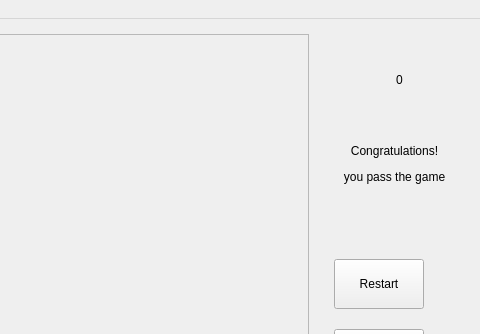
This is mainwindow.ui in huang-me/Sokoban as Qt 5 draws it before an edit; both pictures show x 186 to 666 and y 0 to 334 of the 666 by 608 pixel window. The edited form follows.
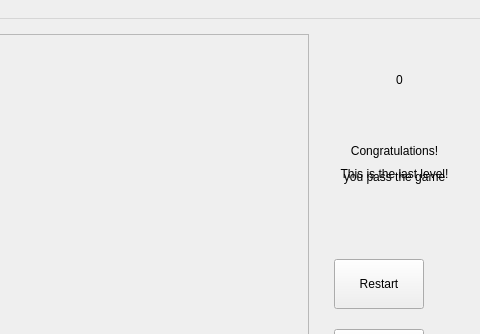
This is the edited form.

Commit message: done basic func and 3 feature

What changed in the file:
```diff
--- a/mainwindow.ui
+++ b/mainwindow.ui
@@ -829,10 +829,27 @@
      <set>Qt::AlignCenter</set>
     </property>
    </widget>
+   <widget class="QLabel" name="noNext">
+    <property name="geometry">
+     <rect>
+      <x>510</x>
+      <y>120</y>
+      <width>141</width>
+      <height>71</height>
+     </rect>
+    </property>
+    <property name="text">
+     <string>&lt;html&gt;&lt;head/&gt;&lt;body&gt;&lt;p&gt;This is the last level!&lt;/p&gt;&lt;/body&gt;&lt;/html&gt;</string>
+    </property>
+    <property name="alignment">
+     <set>Qt::AlignCenter</set>
+    </property>
+   </widget>
    <zorder>btns</zorder>
    <zorder>game</zorder>
    <zorder>congrates</zorder>
    <zorder>steps</zorder>
+   <zorder>noNext</zorder>
   </widget>
   <widget class="QMenuBar" name="menuBar">
    <property name="geometry">
```
The commit also changes 2 other files.
